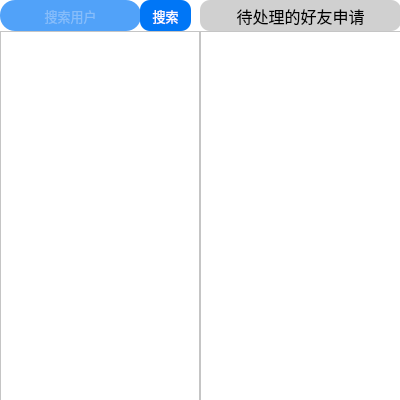
First picture: the form in client/litechat_finduser.ui, repository joshmiao/LiteChat, before the edit.
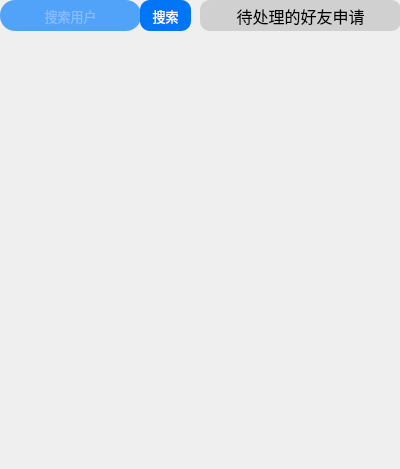
Second picture: the form after the edit. Icons and pictures are not drawn.

What changed in the file:
```diff
--- a/client/litechat_finduser.ui
+++ b/client/litechat_finduser.ui
@@ -7,14 +7,16 @@
     <x>0</x>
     <y>0</y>
     <width>400</width>
-    <height>400</height>
+    <height>469</height>
    </rect>
   </property>
   <property name="windowTitle">
    <string>Form</string>
   </property>
   <property name="styleSheet">
-   <string notr="true">background-color:white</string>
+   <string notr="true">QWidget#LiteChat_FindUser{
+	border-image: url(:/img/searchfriendbg.jpeg);
+}</string>
   </property>
   <widget class="QLineEdit" name="lineEdit">
    <property name="geometry">
@@ -74,9 +76,12 @@
      <x>0</x>
      <y>31</y>
      <width>200</width>
-     <height>371</height>
+     <height>441</height>
     </rect>
    </property>
+   <property name="styleSheet">
+    <string notr="true">background-color: rgba(255, 255, 255, 0);</string>
+   </property>
   </widget>
   <widget class="QListWidget" name="listWidget_2">
    <property name="geometry">
@@ -84,9 +89,12 @@
      <x>200</x>
      <y>31</y>
      <width>201</width>
-     <height>371</height>
+     <height>441</height>
     </rect>
    </property>
+   <property name="styleSheet">
+    <string notr="true">background-color: rgba(255, 255, 255, 0);</string>
+   </property>
   </widget>
   <widget class="QLabel" name="label">
    <property name="geometry">
```
